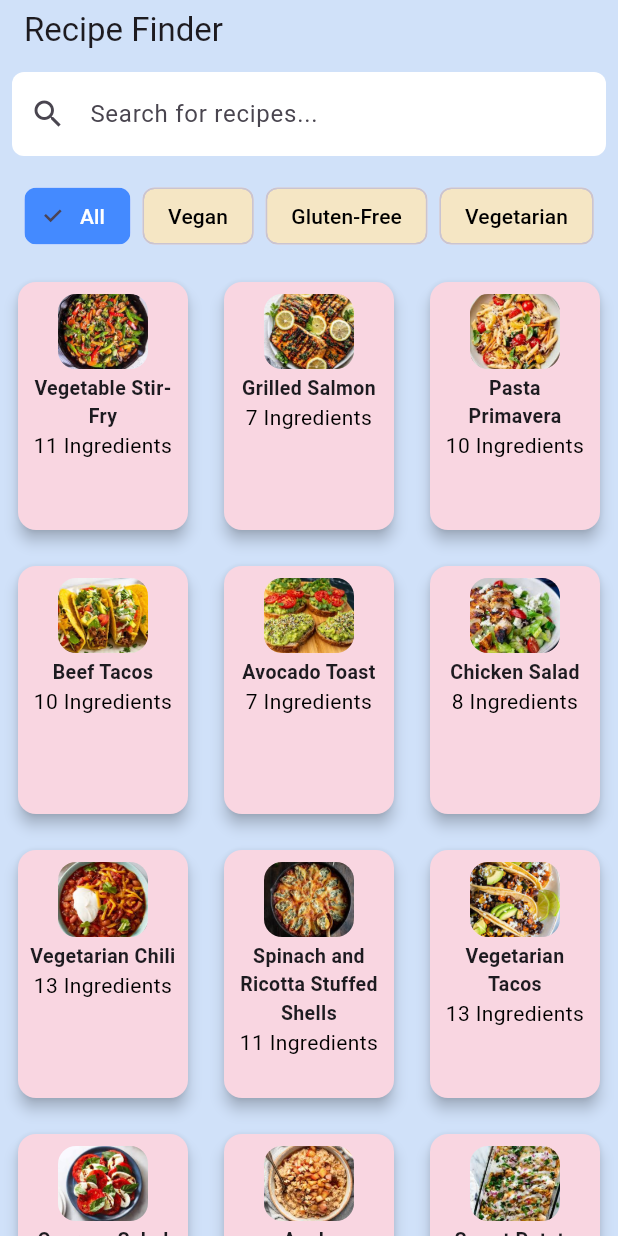
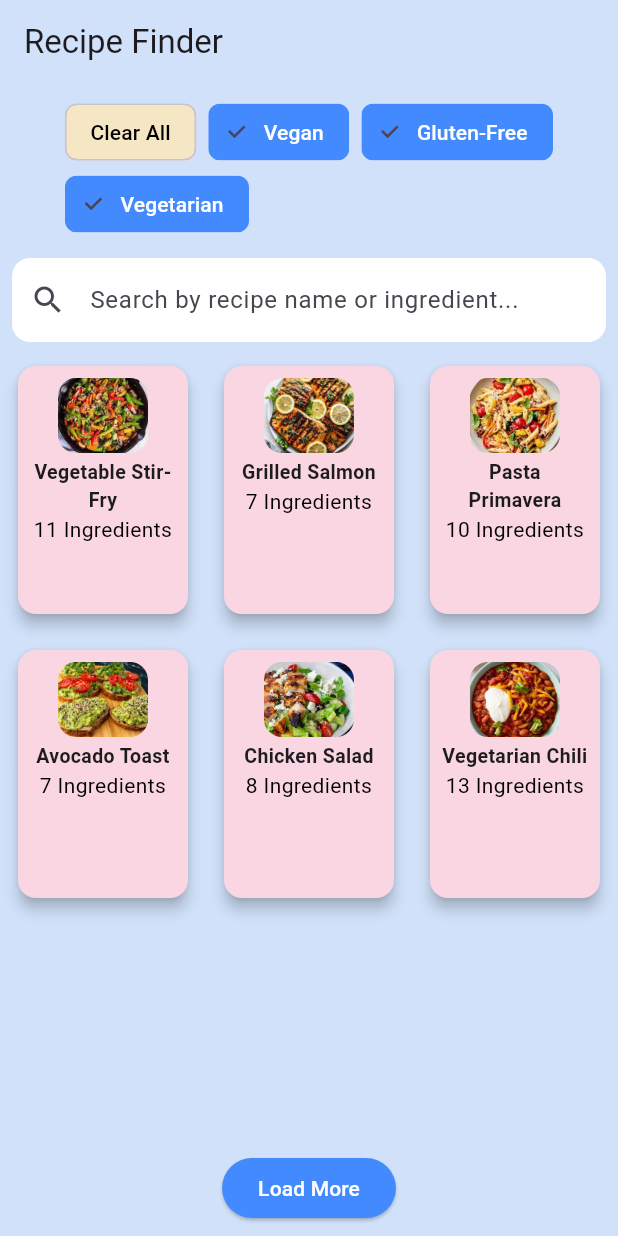
Before and after one commit to FaithNnakwe/Recipe-and-Meal-Planning-App, a Flutter app: the screen it shows after launch, on a phone screen of 412 x 824 dp. Run offline on Flutter 3.47's test engine with Material 3 defaults, Android fonts, the phone set to English and light mode, and no system bars.

Commit message:
Added 'Clear All' tab and 'load More' button.

```diff
--- a/lib/main.dart
+++ b/lib/main.dart
@@ -26,36 +26,29 @@ class RecipeList extends StatefulWidget {
 }
 
 class _RecipeListState extends State<RecipeList> {
-  // Sample recipe list
   List<Recipe> myRecipes = recipes;
+  List<String> filters = ['Vegan', 'Gluten-Free', 'Vegetarian'];
+  Set<String> selectedFilters = {'Vegan', 'Gluten-Free', 'Vegetarian'};
 
-  List<String> filters = ['All', 'Vegan', 'Gluten-Free', 'Vegetarian'];
-  String selectedFilter = 'All';
-
-  // Search functionality
   TextEditingController searchController = TextEditingController();
   String searchQuery = '';
+  int displayedRecipes = 6;
 
   @override
   Widget build(BuildContext context) {
-    var filteredRecipes = recipes;
+    var filteredRecipes = recipes.where((recipe) {
+      bool matchesFilters = selectedFilters.isEmpty ||
+        (selectedFilters.contains('Vegan') && recipe.isVegan) ||
+        (selectedFilters.contains('Gluten-Free') && recipe.isGlutenFree) ||
+        (selectedFilters.contains('Vegetarian') && recipe.isVegetarian);
 
-    // Filter recipes based on selected filter
-    // Apply multiple filters
-if (selectedFilter == 'Vegan') {
-    filteredRecipes = recipes.where((recipe) => recipe.isVegan).toList();
-  } else if (selectedFilter == 'Gluten-Free') {
-    filteredRecipes = recipes.where((recipe) => recipe.isGlutenFree).toList();
-  } else if (selectedFilter == 'Vegetarian') {
-    filteredRecipes = recipes.where((recipe) => recipe.isVegetarian).toList();
-  }
-
-  // Apply search filter by recipe name
-    if (searchQuery.isNotEmpty) {
-      filteredRecipes = filteredRecipes.where((recipe) =>
-          recipe.name.toLowerCase().contains(searchQuery.toLowerCase())).toList();
-    }
-
+      String query = searchQuery.toLowerCase();
+      bool matchesName = recipe.name.toLowerCase().contains(query);
+      bool matchesIngredient = recipe.ingredients.any(
+        (ingredient) => ingredient.toLowerCase().contains(query),
+      );
+      return matchesFilters && (matchesName || matchesIngredient);
+    }).toList();
 
     return Scaffold(
       backgroundColor: Color(0xFFD0E1F9),
@@ -63,30 +56,6 @@ if (selectedFilter == 'Vegan') {
         title: Text('Recipe Finder'),
         backgroundColor: Colors.transparent,
         elevation: 0,
-     bottom: PreferredSize(
-          preferredSize: Size.fromHeight(56.0),
-          child: Padding(
-            padding: EdgeInsets.all(8.0),
-            child: TextField(
-              controller: searchController,
-              decoration: InputDecoration(
-                hintText: 'Search for recipes...',
-                prefixIcon: Icon(Icons.search),
-                border: OutlineInputBorder(
-                  borderRadius: BorderRadius.circular(8.0),
-                  borderSide: BorderSide.none,
-                ),
-                filled: true,
-                fillColor: Colors.white,
-              ),
-              onChanged: (query) {
-                setState(() {
-                  searchQuery = query;
-                });
-              },
-            ),
-          ),
-        ),
       ),
       body: Column(
         children: [
@@ -94,34 +63,79 @@ if (selectedFilter == 'Vegan') {
             padding: EdgeInsets.all(8.0),
             child: Wrap(
               spacing: 8.0,
-          children: filters.map((String filter) {
-            return FilterChip(
-              label: Text(filter,),
-              selected: selectedFilter == filter,
+              children: [
+                FilterChip(
+                  label: Text('Clear All'),
+                  selected: selectedFilters.isEmpty,
                   onSelected: (bool selected) {
                     setState(() {
-                    selectedFilter = selected ? filter : 'All'; // Update selected filter
+                      if (selectedFilters.isNotEmpty) {
+                        selectedFilters.clear();
+                      } else {
+                        selectedFilters.addAll(filters);
+                      }
+                    });
+                  },
+                  selectedColor: Colors.redAccent,
+                  backgroundColor: Color(0xFFF5E6C4),
+                  labelStyle: TextStyle(
+                    color: selectedFilters.isEmpty ? Colors.white : Colors.black,
+                  ),
+                ),
+                ...filters.map((String filter) {
+                  return FilterChip(
+                    label: Text(filter),
+                    selected: selectedFilters.contains(filter),
+                    onSelected: (bool selected) {
+                      setState(() {
+                        if (selected) {
+                          selectedFilters.add(filter);
+                        } else {
+                          selectedFilters.remove(filter);
+                        }
                       });
                     },
                     selectedColor: Colors.blueAccent,
                     backgroundColor: Color(0xFFF5E6C4),
                     labelStyle: TextStyle(
-                color: selectedFilter == filter ? Colors.white : Colors.black,
+                      color: selectedFilters.contains(filter) ? Colors.white : Colors.black,
                     ),
                   );
                 }).toList(),
+              ],
+            ),
+          ),
+          Padding(
+            padding: const EdgeInsets.symmetric(horizontal: 8.0, vertical: 4.0),
+            child: TextField(
+              controller: searchController,
+              decoration: InputDecoration(
+                hintText: 'Search by recipe name or ingredient...',
+                prefixIcon: Icon(Icons.search),
+                filled: true,
+                fillColor: Colors.white,
+                border: OutlineInputBorder(
+                  borderRadius: BorderRadius.circular(12),
+                  borderSide: BorderSide.none,
+                ),
+              ),
+              onChanged: (value) {
+                setState(() {
+                  searchQuery = value;
+                });
+              },
             ),
           ),
           Expanded(
             child: GridView.builder(
               padding: EdgeInsets.all(8.0),
               gridDelegate: SliverGridDelegateWithFixedCrossAxisCount(
-            crossAxisCount: 3, // Number of columns
+                crossAxisCount: 3,
                 crossAxisSpacing: 16,
                 mainAxisSpacing: 16,
-            childAspectRatio: 0.7, // Adjust height of grid items
+                childAspectRatio: 0.7,
               ),
-          itemCount: filteredRecipes.length,
+              itemCount: displayedRecipes < filteredRecipes.length ? displayedRecipes : filteredRecipes.length,
               itemBuilder: (context, index) {
                 final recipe = filteredRecipes[index];
                 return GestureDetector(
@@ -173,6 +187,19 @@ if (selectedFilter == 'Vegan') {
               },
             ),
           ),
+          if (displayedRecipes < filteredRecipes.length)
+            Padding(
+              padding: const EdgeInsets.all(8.0),
+              child: ElevatedButton(
+                onPressed: () {
+                  setState(() {
+                    displayedRecipes += 6;
+                  });
+                },
+                style: ElevatedButton.styleFrom(backgroundColor: Colors.blueAccent),
+                child: Text('Load More', style: TextStyle(color: Colors.white),),
+              ),
+            ),
         ],
       ),
     );
```
Lines whose indentation alone changed are shown as unchanged.
